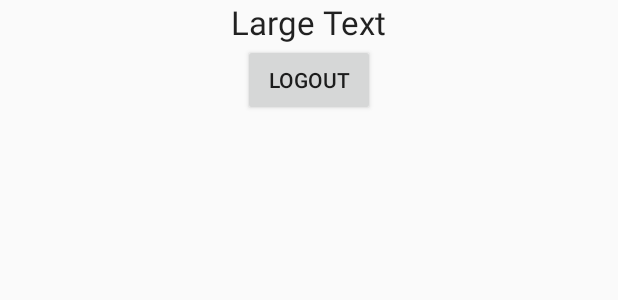
After one commit to manuel103/TravelBuddy, an Android app: the layout activity_profile.xml on its own in the app's theme, with its tools: preview values and no code run, on a phone screen of 412 x 824 dp. The commit adds this screen. Shown: the top 300 px of the screen. Run offline under Robolectric (Android 15) with nearby library versions, the phone set to English and light mode, and no system bars.

Commit message:
initial commit

```diff
--- /dev/null
+++ b/app/src/main/res/layout/activity_profile.xml
@@ -0,0 +1,34 @@
+<?xml version="1.0" encoding="utf-8"?>
+<androidx.constraintlayout.widget.ConstraintLayout xmlns:android="http://schemas.android.com/apk/res/android"
+    xmlns:app="http://schemas.android.com/apk/res-auto"
+    xmlns:tools="http://schemas.android.com/tools"
+    android:layout_width="match_parent"
+    android:layout_height="match_parent"
+    tools:context=".ProfileActivity">
+
+
+    <LinearLayout
+        android:layout_width="match_parent"
+        android:layout_height="match_parent"
+        android:orientation="vertical"
+        android:layout_centerHorizontal="true"
+        android:layout_centerVertical="true">
+
+        <TextView
+            android:layout_width="wrap_content"
+            android:layout_height="wrap_content"
+            android:textAppearance="?android:attr/textAppearanceLarge"
+            android:text="Large Text"
+            android:id="@+id/textViewUserEmail"
+            android:layout_gravity="center_horizontal"/>
+
+        <Button
+            android:layout_width="wrap_content"
+            android:layout_height="wrap_content"
+            android:text="Logout"
+            android:id="@+id/buttonLogout"
+            android:layout_gravity="center_horizontal"/>
+
+    </LinearLayout>
+
+</androidx.constraintlayout.widget.ConstraintLayout>
```
Also changed, not shown: app/src/main/AndroidManifest.xml (+3 -5 lines), app/src/main/java/com/example/travelbuddy/Login.java (+76 -72 lines), app/src/main/java/com/example/travelbuddy/ProfileActivity.java (added, +50 -0 lines), app/src/main/java/com/example/travelbuddy/RegisterActivity.java (+15 -110 lines), app/build.gradle (line endings or trailing spaces).
